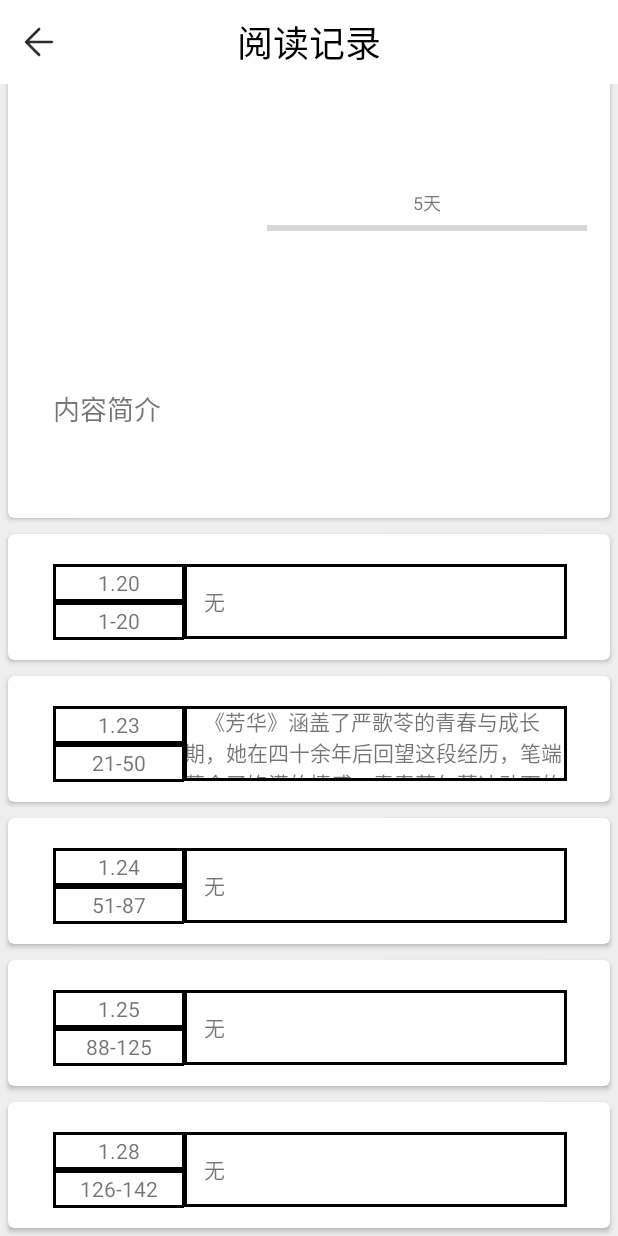
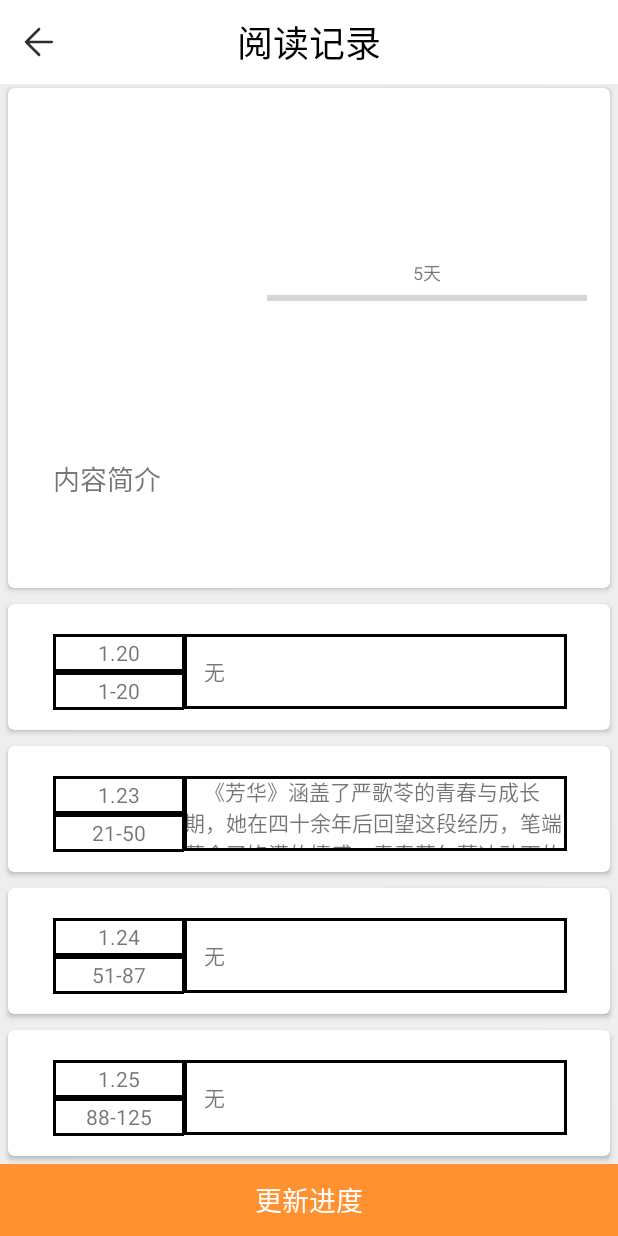
Before and after one commit to Cisy3123/MAD-ReadFun, an Android app: the BookInfoActivity screen opened directly, with no data from a screen before it, on a phone screen of 412 x 824 dp. Run offline under Robolectric (Android 15) with nearby library versions, the phone set to English and light mode, and no system bars; our stand-ins replace CircleImageView; pictures from the network do not load; 6 statements that could not run were skipped.

Commit message:
1222updateNotw

```diff
--- a/app/src/main/java/com/yuyuereading/Model/bean/BookInfo.java
+++ b/app/src/main/java/com/yuyuereading/Model/bean/BookInfo.java
@@ -44,15 +44,15 @@ public class BookInfo extends BmobObject implements Serializable{
 
     }
 
-    public BookInfo(String book_image, String book_name, String book_publish_date
-            , String book_rating, String book_author, String book_publisher) {
+    public BookInfo(String book_image, String book_name, String book_publish_date,
+                    String book_rating, String book_author, String book_publisher,
+                    String book_summary) {
         this.book_image = book_image;
         this.book_name = book_name;
         this.book_publish_date = book_publish_date;
         this.book_rating = book_rating;
         this.book_author = book_author;
         this.book_publisher = book_publisher;
-        this.book_isbn13 = book_isbn13;
         this.book_summary = book_summary;
     }
 
--- a/app/src/main/java/com/yuyuereading/Presenter/activity/BookInfoActivity.java
+++ b/app/src/main/java/com/yuyuereading/Presenter/activity/BookInfoActivity.java
@@ -2,14 +2,18 @@ package com.yuyuereading.Presenter.activity;
 
 import android.annotation.SuppressLint;
 import android.content.Context;
+import android.content.DialogInterface;
 import android.content.Intent;
 import android.os.Bundle;
+import android.support.v7.app.AlertDialog;
 import android.support.v7.app.AppCompatActivity;
 import android.support.v7.widget.LinearLayoutManager;
 import android.support.v7.widget.RecyclerView;
+import android.text.format.Time;
 import android.view.View;
 import android.view.ViewTreeObserver;
 import android.widget.Button;
+import android.widget.EditText;
 import android.widget.ImageView;
 import android.widget.ProgressBar;
 import android.widget.ScrollView;
@@ -23,6 +27,7 @@ import com.yuyuereading.Presenter.utils.ShakeListener;
 import com.yuyuereading.R;
 
 import java.util.ArrayList;
+import java.util.Collections;
 import java.util.List;
 
 
@@ -46,9 +51,9 @@ public class BookInfoActivity extends AppCompatActivity {
 
     String book_ISBN;
 
-    Button returnButton;
+    Button returnButton,update;
 
-    TextView bookName,bookWriter,bookISBN,book_summary,title, brief,haveReadDay;
+    TextView bookName,bookWriter,bookISBN,book_summary,title,brief,haveReadDay;
 
     ImageView bookImage;
 
@@ -57,7 +62,6 @@ public class BookInfoActivity extends AppCompatActivity {
     LinearLayoutManager mLayoutManager;
 
     ProgressBar readProgress;
-    private ShakeListener mShakeListener;
 
     @Override
     protected void onCreate(Bundle savedInstanceState) {
@@ -90,7 +94,6 @@ public class BookInfoActivity extends AppCompatActivity {
         book_summary.setText(bookInfo.getBook_summary());
         haveReadDay.setText("5天");
     }
-
     private void initView() {
         returnButton = findViewById(R.id.book_info_return);
         bookName = findViewById(R.id.bookName);
@@ -105,14 +108,13 @@ public class BookInfoActivity extends AppCompatActivity {
         scrollView = findViewById(R.id.scrollView);
         readProgress=findViewById(R.id.readProgress);
         recyclerView.setNestedScrollingEnabled(false);
+        update=findViewById(R.id.update);
     }
 
     //获取评论信息
     private void initList() {
         bookCommentList.clear();
-        for (int i = 0; i < bookComments.length;i++) {
-            bookCommentList.add(bookComments[i]);
-        }
+        Collections.addAll(bookCommentList, bookComments);
     }
 
     //向评论adapter中添加数据
@@ -124,7 +126,6 @@ public class BookInfoActivity extends AppCompatActivity {
 
     //监听事件
     private void onClick() {
-
         //scrollView从顶部显示
         scrollView.getViewTreeObserver().addOnGlobalLayoutListener(new ViewTreeObserver.OnGlobalLayoutListener() {
             @Override
@@ -133,7 +134,13 @@ public class BookInfoActivity extends AppCompatActivity {
                 scrollView.scrollTo(0,0);
             }
         });
-
+        update.setOnClickListener(new View.OnClickListener() {
+            @Override
+            public void onClick(View v) {
+                finish();
+//                inputTitleDialog();
+            }
+        });
         returnButton.setOnClickListener(new View.OnClickListener() {
             @Override
             public void onClick(View v) {
@@ -148,7 +155,7 @@ public class BookInfoActivity extends AppCompatActivity {
     }
 
     private void initShake() {
-        mShakeListener=new ShakeListener(this);
+        ShakeListener mShakeListener = new ShakeListener(this);
         mShakeListener.setOnShakeListener(new ShakeListener.OnShakeListenerCallBack() {
             @Override
             public void onShake() {
@@ -159,4 +166,31 @@ public class BookInfoActivity extends AppCompatActivity {
         });
     }
 
+    private void inputTitleDialog() {
+        final EditText inputServerBegin = new EditText(this);
+        inputServerBegin.setFocusable(true);
+        final EditText inputServerEnd = new EditText(this);
+        inputServerEnd.setFocusable(true);
+
+        AlertDialog.Builder builder = new AlertDialog.Builder(this);
+        builder.setTitle("开始页码").setView(inputServerBegin).
+                setTitle("结束页码").setView(inputServerEnd).
+                setNegativeButton("取消", null);
+        builder.setPositiveButton("确定",
+                new DialogInterface.OnClickListener() {
+                    public void onClick(DialogInterface dialog, int which) {
+                        String beginPage = inputServerBegin.getText().toString();
+                        String endPage = inputServerEnd.getText().toString();
+                        Time t=new Time();
+                        t.setToNow(); // 取得系统时间。
+                        int month = t.month+1;
+                        int day = t.monthDay;
+                        BookComment bookComment=new BookComment(month+"."+day,
+                                beginPage+"-"+endPage,"    无");
+                        bookCommentList.add(bookComment);
+                        finish();
+                    }
+                });
+        builder.show();
+    }
 }
--- a/app/src/main/java/com/yuyuereading/Presenter/activity/ShakeActivity.java
+++ b/app/src/main/java/com/yuyuereading/Presenter/activity/ShakeActivity.java
@@ -10,6 +10,10 @@ import com.yuyuereading.R;
 public class ShakeActivity extends AppCompatActivity {
 
     private Button back;
+
+    public void onBackPressed() {
+        finish();
+    }
 
     @Override
     protected void onCreate(Bundle savedInstanceState) {
--- a/app/src/main/java/com/yuyuereading/Presenter/fragment/HomeFragment.java
+++ b/app/src/main/java/com/yuyuereading/Presenter/fragment/HomeFragment.java
@@ -21,7 +21,6 @@ import com.yuyuereading.R;
  */
 public class HomeFragment extends Fragment {
     HomeFragment homeFragment;
-    Button homeReturn;
 
     private String mParam1;
     private String mParam2;
--- a/app/src/main/res/layout/activity_book_info.xml
+++ b/app/src/main/res/layout/activity_book_info.xml
@@ -6,6 +6,12 @@
     android:orientation="vertical"
     android:background="#eee"
     tools:context="com.yuyuereading.Presenter.activity.BookInfoActivity">
+
+    <LinearLayout
+        android:layout_width="match_parent"
+        android:layout_height="0dp"
+        android:layout_weight="1"
+        android:orientation="vertical">
 
         <include layout="@layout/bar_main_text" />
 
@@ -16,9 +22,9 @@
             tools:ignore="ScrollViewCount">
 
             <LinearLayout
-            android:orientation="vertical"
                 android:layout_width="match_parent"
-            android:layout_height="wrap_content">
+                android:layout_height="wrap_content"
+                android:orientation="vertical">
 
                 <include layout="@layout/book_info" />
 
@@ -31,3 +37,22 @@
 
         </ScrollView>
     </LinearLayout>
+
+    <LinearLayout
+        android:layout_width="match_parent"
+        android:layout_height="wrap_content"
+        android:orientation="vertical">
+
+        <Button
+            android:id="@+id/update"
+            android:layout_width="match_parent"
+            android:layout_height="wrap_content"
+            android:layout_gravity="center_horizontal"
+            android:background="#FF9130"
+            android:text="@string/updateNote"
+            android:textColor="#FFFFFF"
+            android:textSize="18sp"
+            android:visibility="visible" />
+    </LinearLayout>
+
+</LinearLayout>
--- a/app/src/main/res/values/strings.xml
+++ b/app/src/main/res/values/strings.xml
@@ -37,6 +37,7 @@
     <string name="reason" translatable="false">原因：</string>
     <string name="date" translatable="false">2019年11月19日</string>
     <string name="day" translatable="false">星期一</string>
+    <string name="updateNote">更新进度</string>
 
 
 </resources>
```
Also changed, not shown: app/build.gradle (+2 -8 lines), app/src/main/java/com/yuyuereading/Presenter/fragment/ReadingFragment.java (+4 -4 lines), app/src/main/java/com/yuyuereading/Presenter/fragment/SeenFragment.java (+4 -5 lines), app/src/main/java/com/yuyuereading/Presenter/fragment/WantFragment.java (+4 -4 lines), app/src/main/java/com/yuyuereading/Presenter/utils/PermissionsChecker.java (deleted, +0 -33 lines). Lines whose indentation alone changed are shown as unchanged.
